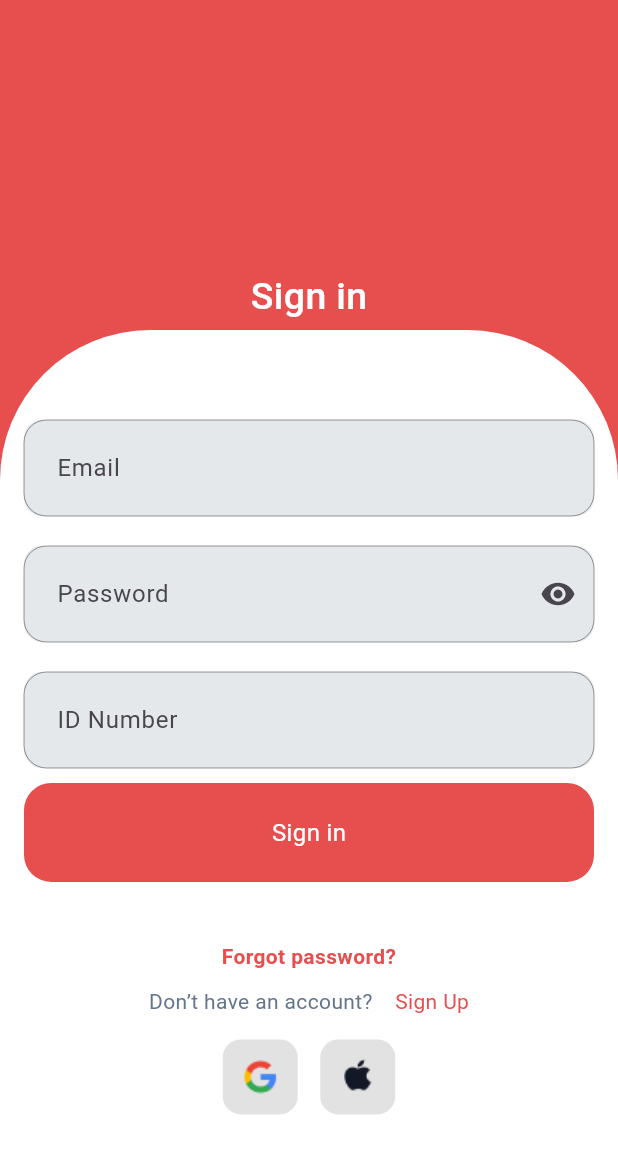
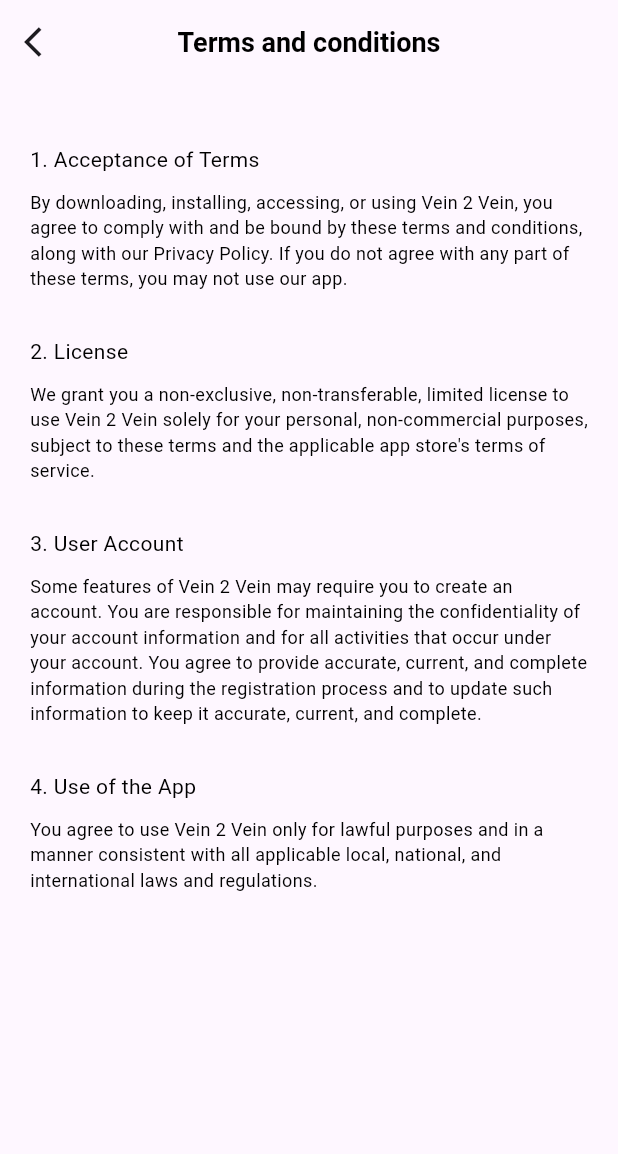
Before and after one commit to dragoncoder11/graduate-app, a Flutter app: the screen it shows after launch, on a phone screen of 412 x 824 dp. Shown: the top 1154 px of the screen. Run offline on Flutter 3.47's test engine with Material 3 defaults, Android fonts, the phone set to English and light mode, and no system bars; our stand-ins replace flutter_otp_text_field, intl_phone_field; Roboto replaces fonts that are missing (Archivo, Arial).

```diff
--- a/bloody/lib/core/utils/custom_button.dart
+++ b/bloody/lib/core/utils/custom_button.dart
@@ -12,7 +12,7 @@ class CustomButton extends StatelessWidget {
     return  GestureDetector(
       onTap: ontap,
       child: Padding(
-        padding: const EdgeInsets.only(bottom: 40),
+        padding: const EdgeInsets.only(bottom: 25),
         child: Container(
           height: MediaQuery.of(context).size.height*.08,
           width: double.infinity,
--- a/bloody/lib/core/utils/custom_text_field.dart
+++ b/bloody/lib/core/utils/custom_text_field.dart
@@ -1,51 +1,56 @@
 import 'package:bloody/core/utils/constants.dart';
+import 'package:bloody/core/utils/styles.dart';
 import 'package:flutter/material.dart';
 
-class CustomTextField extends StatefulWidget {
-   CustomTextField({super.key, required this.hint,this.icon,  this.obscureText=false, required this.controller,});
- final String hint;
- final bool obscureText;
- final IconData? icon;
- final TextEditingController controller;
+class CustomTextField extends StatelessWidget {
+  final IconData? icon;
+  final String hint;
+  final TextEditingController controller;
+  final bool obscureText;
 
-  @override
-  State<CustomTextField> createState() => _CustomTextFieldState();
-}
+  const CustomTextField({
+    Key? key,
+     this.icon,
+    required this.hint,
+    required this.controller,  this.obscureText=false,
 
-class _CustomTextFieldState extends State<CustomTextField> {
- var globalKey=GlobalKey<FormState>();
+  }) : super(key: key);
 
   @override
   Widget build(BuildContext context) {
-    return Form(
-      key: globalKey,
-      child: Padding(
-        padding: const EdgeInsets.symmetric(vertical: 10),
-        child: Container(
-          decoration: BoxDecoration(
-                  color: kTextGreyColor.withOpacity(.17),
-          borderRadius: BorderRadius.circular(12),
-
+    return Padding(
+      padding: const EdgeInsets.only(top: 20),
+      child: TextFormField(
+        cursorColor: kTextGreyColor,
+        controller: controller,
+        validator: (value) {
+          if (value == null || value.isEmpty) {
+            return 'Please enter $hint';
+          }
+          return null;
+        },
+        style: Styles.style14,
+        decoration: InputDecoration(
+          suffixIcon: Icon(icon, color: Colors.grey),
+          hintText: hint,
+          hintStyle: Styles.style11.copyWith(
+            color: Colors.grey,
+            fontSize: 14,
           ),
-          child: TextFormField(
-            controller: widget.controller,
-            obscureText: widget.obscureText,
-            decoration: InputDecoration(
-              contentPadding:const EdgeInsets.symmetric(horizontal: 18,vertical: 20),
-              hintText: widget.hint,
-              suffixIcon: IconButton(onPressed: (){
-                widget.obscureText!=widget.obscureText;
-              }, icon: Icon(widget.icon)),
-             enabledBorder: OutlineInputBorder(borderRadius: BorderRadius.circular(15),borderSide: BorderSide(width: 0,color: Colors.black.withOpacity(.4))),
-
-              focusedBorder: OutlineInputBorder(
-                borderRadius: BorderRadius.circular(12),
-                borderSide:const BorderSide(width: 2,color: kPrimaryColor),
-              )
-            ),
-            cursorColor: Colors.black,
+          focusedBorder: OutlineInputBorder(
+            borderSide:const BorderSide(color: Colors.grey, width: 1.5),
+            borderRadius: BorderRadius.circular(10),
+          ),
+          enabledBorder: OutlineInputBorder(
+            borderSide:const BorderSide(color: Colors.grey, width: 1.5),
+            borderRadius: BorderRadius.circular(10),
+          ),
+          border:  OutlineInputBorder(
+            borderSide:const BorderSide(color: Colors.grey, width: 1.5),
+            borderRadius: BorderRadius.circular(10),
           ),
         ),
+
       ),
     );
   }
--- a/bloody/lib/core/utils/styles.dart
+++ b/bloody/lib/core/utils/styles.dart
@@ -19,6 +19,11 @@ abstract class Styles{
     fontSize: 14,
     fontFamily: 'Arial',
   );
+   static TextStyle style12= TextStyle(
+    color: kTextGreyColor,
+    fontSize: 12,
+    fontFamily: 'Arial',
+  );
    static TextStyle style16SemiBold=const TextStyle(
     color: Colors.white,
     fontSize: 16,
@@ -30,4 +35,9 @@ abstract class Styles{
     fontSize: 11,
     fontFamily: 'Arial',
   );
+   static TextStyle styles18Bold=const TextStyle(
+    color: Colors.black,
+    fontSize: 18,
+    fontWeight: FontWeight.bold,
+  );
 }
--- /dev/null
+++ b/bloody/lib/features/donation/presentation/views/terms_and_conditions.dart
@@ -0,0 +1,16 @@
+import 'package:bloody/core/utils/styles.dart';
+import 'package:bloody/features/donation/presentation/views/widgets/terms_and_conditions_body.dart';
+import 'package:flutter/material.dart';
+
+class TermsAndConditions extends StatelessWidget {
+  const TermsAndConditions({super.key});
+  static const id='terms and conditions';
+
+  @override
+  Widget build(BuildContext context) {
+    return  Scaffold(
+      appBar: AppBar(leading: IconButton(onPressed: (){Navigator.pop(context);}, icon:const Icon( Icons.arrow_back_ios)),elevation: 0,backgroundColor: Colors.transparent,title: Text('Terms and conditions',style: Styles.styles18Bold,),centerTitle: true,),
+       body:const TermsAndConditionsBody(),
+    );
+  }
+}
--- /dev/null
+++ b/bloody/lib/features/donation/presentation/views/widgets/terms_and_conditions_body.dart
@@ -0,0 +1,35 @@
+import 'package:bloody/core/utils/styles.dart';
+import 'package:flutter/material.dart';
+
+class TermsAndConditionsBody extends StatelessWidget {
+  const TermsAndConditionsBody({super.key});
+
+  @override
+  Widget build(BuildContext context) {
+    return  Padding(
+      padding: const EdgeInsets.symmetric(horizontal: 20),
+      child: ListView(
+        children: [
+              const SizedBox(height: 40,),
+          csutomcolumntext(title: '1. Acceptance of Terms',subtitle: 'By downloading, installing, accessing, or using Vein 2 Vein, you agree to comply with and be bound by these terms and conditions, along with our Privacy Policy. If you do not agree with any part of these terms, you may not use our app.'),
+          csutomcolumntext(title: '2. License',subtitle: 'We grant you a non-exclusive, non-transferable, limited license to use Vein 2 Vein solely for your personal, non-commercial purposes, subject to these terms and the applicable app store\'s terms of service.'),
+          csutomcolumntext(title: '3. User Account',subtitle: 'Some features of Vein 2 Vein may require you to create an account. You are responsible for maintaining the confidentiality of your account information and for all activities that occur under your account. You agree to provide accurate, current, and complete information during the registration process and to update such information to keep it accurate, current, and complete.'),
+          csutomcolumntext(title: '4. Use of the App',subtitle: 'You agree to use Vein 2 Vein only for lawful purposes and in a manner consistent with all applicable local, national, and international laws and regulations.'),
+        ],
+      ),
+    );
+  }
+
+  Column csutomcolumntext({required String title,required String subtitle}) {
+    return Column(crossAxisAlignment: CrossAxisAlignment.start,
+    children: [
+    Text(title,style: Styles.style14.copyWith(color: Colors.black),),
+    const SizedBox(height: 10,),
+    Text(subtitle,
+    style: Styles.style12.copyWith(color: Colors.black),),
+    const SizedBox(height: 30,),
+
+    ],
+  );
+  }
+}
--- a/bloody/lib/main.dart
+++ b/bloody/lib/main.dart
@@ -1,3 +1,6 @@
+import 'package:bloody/features/donation/presentation/views/donation_history.dart';
+import 'package:bloody/features/donation/presentation/views/settings.dart';
+import 'package:bloody/features/donation/presentation/views/terms_and_conditions.dart';
 import 'package:bloody/features/register/presentation/views/create_new_password.dart';
 import 'package:bloody/features/register/presentation/views/forget_password.dart';
 import 'package:bloody/features/register/presentation/views/login_page.dart';
@@ -27,9 +30,11 @@ class BloodApp extends StatelessWidget {
       LoginPage.id:(context) =>const LoginPage(),
       ForgetPassword.id:(context) =>const ForgetPassword(),
       CreateNewPassword.id:(context) =>const CreateNewPassword(),
-
+      DonationHistory.id:(context) =>const DonationHistory(),
+      Settings.id:(context) =>const Settings(),
+      TermsAndConditions.id:(context) =>const TermsAndConditions(),
     },
-      initialRoute: LoginPage.id,
+      initialRoute: TermsAndConditions.id,
     );
   }
 }
```
Also changed, not shown: bloody/lib/features/donation/presentation/views/donation_history.dart (added, +16 -0 lines), bloody/lib/features/donation/presentation/views/settings.dart (added, +16 -0 lines), bloody/lib/features/donation/presentation/views/widgets/donation_history_body.dart (added, +38 -0 lines), bloody/lib/features/donation/presentation/views/widgets/settings_body.dart (added, +51 -0 lines), bloody/lib/features/register/presentation/widgets/login_page_body.dart (+9 -1 lines).
